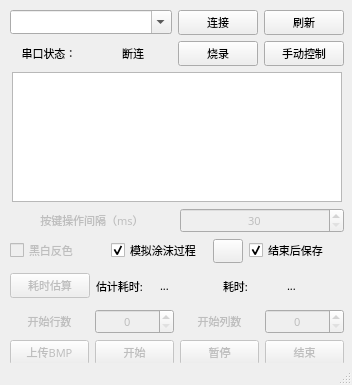
wang-ji-yuan/AutoSplatoon, file AutoSplatoon/autosplatoon.ui: the form before one commit.
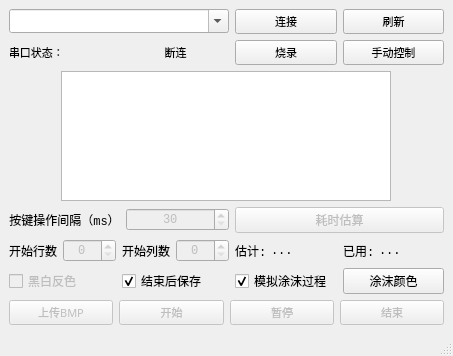
The form after the commit. Icons and pictures are not drawn.

```diff
--- a/AutoSplatoon/autosplatoon.ui
+++ b/AutoSplatoon/autosplatoon.ui
@@ -6,8 +6,8 @@
    <rect>
     <x>0</x>
     <y>0</y>
-    <width>352</width>
-    <height>385</height>
+    <width>453</width>
+    <height>355</height>
    </rect>
   </property>
   <property name="font">
@@ -23,25 +23,103 @@
     <normaloff>:/icons/Splatoon_2_-_Green_Inkling_Squid_icon.png</normaloff>:/icons/Splatoon_2_-_Green_Inkling_Squid_icon.png</iconset>
   </property>
   <widget class="QWidget" name="centralwidget">
-   <widget class="QWidget" name="verticalLayoutWidget">
-    <property name="geometry">
-     <rect>
-      <x>10</x>
-      <y>10</y>
-      <width>334</width>
-      <height>355</height>
-     </rect>
-    </property>
-    <property name="font">
-     <font>
-      <family>微软雅黑</family>
-      <pointsize>8</pointsize>
-      <bold>false</bold>
-     </font>
-    </property>
+   <layout class="QVBoxLayout" name="verticalLayout_2">
+    <item>
     <layout class="QVBoxLayout" name="verticalLayout">
      <item>
       <layout class="QGridLayout" name="gridLayout">
+        <item row="5" column="1">
+         <widget class="QPushButton" name="pushButton_Estimate">
+          <property name="enabled">
+           <bool>false</bool>
+          </property>
+          <property name="text">
+           <string>耗时估算</string>
+          </property>
+         </widget>
+        </item>
+        <item row="6" column="1">
+         <layout class="QHBoxLayout" name="horizontalLayout_8">
+          <item>
+           <widget class="QLabel" name="label_5">
+            <property name="enabled">
+             <bool>true</bool>
+            </property>
+            <property name="minimumSize">
+             <size>
+              <width>20</width>
+              <height>0</height>
+             </size>
+            </property>
+            <property name="maximumSize">
+             <size>
+              <width>30</width>
+              <height>16777215</height>
+             </size>
+            </property>
+            <property name="text">
+             <string>估计:</string>
+            </property>
+           </widget>
+          </item>
+          <item>
+           <widget class="QLabel" name="label_timeTotal">
+            <property name="text">
+             <string>...</string>
+            </property>
+           </widget>
+          </item>
+          <item>
+           <widget class="QLabel" name="label_6">
+            <property name="enabled">
+             <bool>true</bool>
+            </property>
+            <property name="minimumSize">
+             <size>
+              <width>30</width>
+              <height>0</height>
+             </size>
+            </property>
+            <property name="maximumSize">
+             <size>
+              <width>30</width>
+              <height>16777215</height>
+             </size>
+            </property>
+            <property name="text">
+             <string>已用:</string>
+            </property>
+           </widget>
+          </item>
+          <item>
+           <widget class="QLabel" name="label_timeElapsed">
+            <property name="sizePolicy">
+             <sizepolicy hsizetype="Preferred" vsizetype="Preferred">
+              <horstretch>0</horstretch>
+              <verstretch>0</verstretch>
+             </sizepolicy>
+            </property>
+            <property name="text">
+             <string>...</string>
+            </property>
+           </widget>
+          </item>
+         </layout>
+        </item>
+        <item row="1" column="0">
+         <widget class="QComboBox" name="serialPortsBox">
+          <property name="font">
+           <font>
+            <family>微软雅黑</family>
+            <pointsize>8</pointsize>
+            <bold>false</bold>
+           </font>
+          </property>
+          <property name="editable">
+           <bool>true</bool>
+          </property>
+         </widget>
+        </item>
        <item row="1" column="1">
         <layout class="QHBoxLayout" name="horizontalLayout_2">
          <item>
@@ -88,9 +166,6 @@
            <property name="text">
             <string>串口状态：</string>
            </property>
-           <property name="alignment">
-            <set>Qt::AlignCenter</set>
-           </property>
           </widget>
          </item>
          <item>
@@ -112,99 +187,74 @@
          </item>
         </layout>
        </item>
-       <item row="1" column="0">
-        <widget class="QComboBox" name="serialPortsBox">
-         <property name="font">
-          <font>
-           <family>微软雅黑</family>
-           <pointsize>8</pointsize>
-           <bold>false</bold>
-          </font>
-         </property>
-         <property name="editable">
+        <item row="6" column="0">
+         <layout class="QHBoxLayout" name="horizontalLayout_6">
+          <item>
+           <widget class="QLabel" name="label_currentRow">
+            <property name="enabled">
           <bool>true</bool>
          </property>
-        </widget>
-       </item>
-       <item row="3" column="1">
-        <layout class="QHBoxLayout" name="horizontalLayout_3">
+            <property name="text">
+             <string>开始行数</string>
+            </property>
+            <property name="alignment">
+             <set>Qt::AlignCenter</set>
+            </property>
+           </widget>
+          </item>
          <item>
-          <widget class="QPushButton" name="flashButton">
+           <widget class="QSpinBox" name="rowBox">
            <property name="enabled">
-            <bool>true</bool>
-           </property>
-           <property name="font">
-            <font>
-             <family>微软雅黑</family>
-             <pointsize>8</pointsize>
-             <bold>false</bold>
-            </font>
-           </property>
-           <property name="text">
-            <string>烧录</string>
-           </property>
+             <bool>false</bool>
+            </property>
+            <property name="alignment">
+             <set>Qt::AlignCenter</set>
+            </property>
+            <property name="minimum">
+             <number>0</number>
+            </property>
+            <property name="maximum">
+             <number>119</number>
+            </property>
           </widget>
          </item>
          <item>
-          <widget class="QPushButton" name="manualButton">
-           <property name="font">
-            <font>
-             <family>微软雅黑</family>
-             <pointsize>8</pointsize>
-             <bold>false</bold>
-            </font>
+           <widget class="QLabel" name="label_currentColumn">
+            <property name="enabled">
+             <bool>true</bool>
            </property>
            <property name="text">
-            <string>手动控制</string>
-           </property>
-          </widget>
-         </item>
-        </layout>
-       </item>
-      </layout>
-     </item>
+             <string>开始列数</string>
+            </property>
+            <property name="alignment">
+             <set>Qt::AlignCenter</set>
+            </property>
+           </widget>
+          </item>
      <item>
-      <layout class="QHBoxLayout" name="horizontalLayout_9">
-       <item>
-        <widget class="QGraphicsView" name="graphicsView">
+           <widget class="QSpinBox" name="columnBox">
          <property name="enabled">
-          <bool>true</bool>
-         </property>
-         <property name="sizePolicy">
-          <sizepolicy hsizetype="Maximum" vsizetype="Maximum">
-           <horstretch>0</horstretch>
-           <verstretch>0</verstretch>
-          </sizepolicy>
-         </property>
-         <property name="minimumSize">
-          <size>
-           <width>330</width>
-           <height>130</height>
-          </size>
-         </property>
-         <property name="maximumSize">
-          <size>
-           <width>330</width>
-           <height>130</height>
-          </size>
-         </property>
-         <property name="font">
-          <font>
-           <family>微软雅黑</family>
-           <pointsize>8</pointsize>
-           <bold>false</bold>
-          </font>
-         </property>
+             <bool>false</bool>
+            </property>
+            <property name="alignment">
+             <set>Qt::AlignCenter</set>
+            </property>
+            <property name="minimum">
+             <number>0</number>
+            </property>
+            <property name="maximum">
+             <number>319</number>
+            </property>
         </widget>
        </item>
       </layout>
      </item>
-     <item>
+        <item row="5" column="0">
       <layout class="QHBoxLayout" name="horizontalLayout_4">
        <item>
         <widget class="QLabel" name="label">
          <property name="enabled">
-          <bool>false</bool>
+             <bool>true</bool>
          </property>
          <property name="text">
           <string>按键操作间隔（ms）</string>
@@ -232,7 +282,42 @@
        </item>
       </layout>
      </item>
+        <item row="3" column="1">
+         <layout class="QHBoxLayout" name="horizontalLayout_3">
      <item>
+           <widget class="QPushButton" name="flashButton">
+            <property name="enabled">
+             <bool>true</bool>
+            </property>
+            <property name="font">
+             <font>
+              <family>微软雅黑</family>
+              <pointsize>8</pointsize>
+              <bold>false</bold>
+             </font>
+            </property>
+            <property name="text">
+             <string>烧录</string>
+            </property>
+           </widget>
+          </item>
+          <item>
+           <widget class="QPushButton" name="manualButton">
+            <property name="font">
+             <font>
+              <family>微软雅黑</family>
+              <pointsize>8</pointsize>
+              <bold>false</bold>
+             </font>
+            </property>
+            <property name="text">
+             <string>手动控制</string>
+            </property>
+           </widget>
+          </item>
+         </layout>
+        </item>
+        <item row="9" column="0">
       <layout class="QHBoxLayout" name="horizontalLayout_7">
        <item>
         <widget class="QCheckBox" name="checkBox_inverse">
@@ -248,6 +333,20 @@
         </widget>
        </item>
        <item>
+           <widget class="QCheckBox" name="checkBox_saveWhenFinish">
+            <property name="text">
+             <string>结束后保存</string>
+            </property>
+            <property name="checked">
+             <bool>true</bool>
+            </property>
+           </widget>
+          </item>
+         </layout>
+        </item>
+        <item row="9" column="1">
+         <layout class="QHBoxLayout" name="horizontalLayout_10">
+          <item>
         <widget class="QCheckBox" name="checkBox_showPointer">
          <property name="toolTip">
           <string>&lt;html&gt;&lt;head/&gt;&lt;body&gt;&lt;p&gt;显示画笔涂沫的过程&lt;/p&gt;&lt;/body&gt;&lt;/html&gt;</string>
@@ -262,133 +361,57 @@
        </item>
        <item>
         <widget class="QPushButton" name="colorSetButton">
-         <property name="maximumSize">
-          <size>
-           <width>30</width>
-           <height>16777215</height>
-          </size>
+            <property name="sizePolicy">
+             <sizepolicy hsizetype="Preferred" vsizetype="Fixed">
+              <horstretch>0</horstretch>
+              <verstretch>0</verstretch>
+             </sizepolicy>
          </property>
          <property name="toolTip">
           <string>&lt;html&gt;&lt;head/&gt;&lt;body&gt;&lt;p&gt;画笔的显示颜色.为了便于区分而已,实际的点都是黑色&lt;/p&gt;&lt;/body&gt;&lt;/html&gt;</string>
          </property>
          <property name="text">
-          <string/>
+             <string>涂沫颜色</string>
          </property>
         </widget>
        </item>
+         </layout>
+        </item>
+        <item row="4" column="0" colspan="2">
+         <layout class="QHBoxLayout" name="horizontalLayout_9">
        <item>
-        <widget class="QCheckBox" name="checkBox_saveWhenFinish">
-         <property name="text">
-          <string>结束后保存</string>
-         </property>
-         <property name="checked">
+           <widget class="QGraphicsView" name="graphicsView">
+            <property name="enabled">
           <bool>true</bool>
          </property>
-        </widget>
-       </item>
-      </layout>
-     </item>
-     <item>
-      <layout class="QHBoxLayout" name="horizontalLayout_8">
-       <item>
-        <widget class="QPushButton" name="pushButton_Estimate">
-         <property name="enabled">
-          <bool>false</bool>
-         </property>
-         <property name="text">
-          <string>耗时估算</string>
-         </property>
-        </widget>
-       </item>
-       <item>
-        <widget class="QLabel" name="label_5">
-         <property name="text">
-          <string>估计耗时:</string>
-         </property>
-        </widget>
-       </item>
-       <item>
-        <widget class="QLabel" name="label_timeTotal">
-         <property name="text">
-          <string>...</string>
+            <property name="sizePolicy">
+             <sizepolicy hsizetype="Maximum" vsizetype="Maximum">
+              <horstretch>0</horstretch>
+              <verstretch>0</verstretch>
+             </sizepolicy>
+            </property>
+            <property name="minimumSize">
+             <size>
+              <width>330</width>
+              <height>130</height>
+             </size>
+            </property>
+            <property name="maximumSize">
+             <size>
+              <width>330</width>
+              <height>130</height>
+             </size>
+            </property>
+            <property name="font">
+             <font>
+              <family>微软雅黑</family>
+              <pointsize>8</pointsize>
+              <bold>false</bold>
+             </font>
          </property>
         </widget>
        </item>
-       <item>
-        <widget class="QLabel" name="label_6">
-         <property name="text">
-          <string>耗时:</string>
-         </property>
-        </widget>
-       </item>
-       <item>
-        <widget class="QLabel" name="label_timeElapsed">
-         <property name="text">
-          <string>...</string>
-         </property>
-        </widget>
-       </item>
-      </layout>
-     </item>
-     <item>
-      <layout class="QHBoxLayout" name="horizontalLayout_6">
-       <item>
-        <widget class="QLabel" name="label_2">
-         <property name="enabled">
-          <bool>false</bool>
-         </property>
-         <property name="text">
-          <string>开始行数</string>
-         </property>
-         <property name="alignment">
-          <set>Qt::AlignCenter</set>
-         </property>
-        </widget>
-       </item>
-       <item>
-        <widget class="QSpinBox" name="rowBox">
-         <property name="enabled">
-          <bool>false</bool>
-         </property>
-         <property name="alignment">
-          <set>Qt::AlignCenter</set>
-         </property>
-         <property name="minimum">
-          <number>0</number>
-         </property>
-         <property name="maximum">
-          <number>119</number>
-         </property>
-        </widget>
-       </item>
-       <item>
-        <widget class="QLabel" name="label_4">
-         <property name="enabled">
-          <bool>false</bool>
-         </property>
-         <property name="text">
-          <string>开始列数</string>
-         </property>
-         <property name="alignment">
-          <set>Qt::AlignCenter</set>
-         </property>
-        </widget>
-       </item>
-       <item>
-        <widget class="QSpinBox" name="columnBox">
-         <property name="enabled">
-          <bool>false</bool>
-         </property>
-         <property name="alignment">
-          <set>Qt::AlignCenter</set>
-         </property>
-         <property name="minimum">
-          <number>0</number>
-         </property>
-         <property name="maximum">
-          <number>319</number>
-         </property>
-        </widget>
+         </layout>
        </item>
       </layout>
      </item>
@@ -465,9 +488,10 @@
       </layout>
      </item>
     </layout>
-   </widget>
-  </widget>
-  <widget class="QStatusBar" name="statusbar"/>
+    </item>
+   </layout>
+  </widget>
+  <widget class="QStatusBar" name="statusBar"/>
   <action name="actionQuit">
    <property name="text">
     <string>Quit</string>
```
Lines whose indentation alone changed are shown as unchanged.
